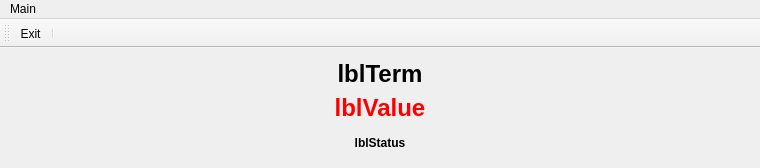
Above: Ui/Trainer.ui from skynowa/iTeacher before the change. Below: the same form after it.
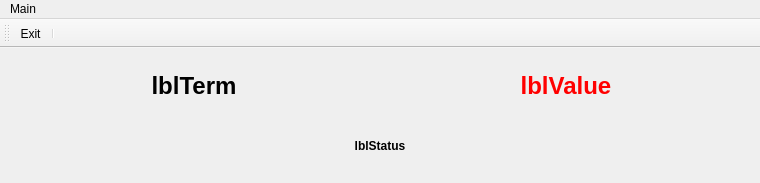
That is the form after the change. Icons and pictures are not drawn.

Commit message: trainer-impl: Trainer.ui (+2) [42+/26-] - impl

What changed in the file:
```diff
--- a/Ui/Trainer.ui
+++ b/Ui/Trainer.ui
@@ -7,7 +7,7 @@
     <x>0</x>
     <y>0</y>
     <width>760</width>
-    <height>168</height>
+    <height>183</height>
    </rect>
   </property>
   <property name="windowIcon">
@@ -31,7 +31,27 @@
          <string>lblTerm</string>
         </property>
         <property name="alignment">
-         <set>Qt::AlignBottom|Qt::AlignHCenter</set>
+         <set>Qt::AlignCenter</set>
+        </property>
+       </widget>
+      </item>
+      <item row="0" column="1">
+       <widget class="QLabel" name="lblValue">
+        <property name="font">
+         <font>
+          <pointsize>18</pointsize>
+          <weight>75</weight>
+          <bold>true</bold>
+         </font>
+        </property>
+        <property name="styleSheet">
+         <string notr="true">font-weight: bold;  color: red;</string>
+        </property>
+        <property name="text">
+         <string>lblValue</string>
+        </property>
+        <property name="alignment">
+         <set>Qt::AlignCenter</set>
         </property>
        </widget>
       </item>
@@ -53,26 +73,6 @@
       </property>
      </widget>
     </item>
-    <item row="1" column="0">
-     <widget class="QLabel" name="lblValue">
-      <property name="font">
-       <font>
-        <pointsize>18</pointsize>
-        <weight>75</weight>
-        <bold>true</bold>
-       </font>
-      </property>
-      <property name="styleSheet">
-       <string notr="true">font-weight: bold;  color: red;</string>
-      </property>
-      <property name="text">
-       <string>lblValue</string>
-      </property>
-      <property name="alignment">
-       <set>Qt::AlignHCenter|Qt::AlignTop</set>
-      </property>
-     </widget>
-    </item>
    </layout>
   </widget>
   <widget class="QToolBar" name="toolBar">
```
The commit also changes 1 other file.
